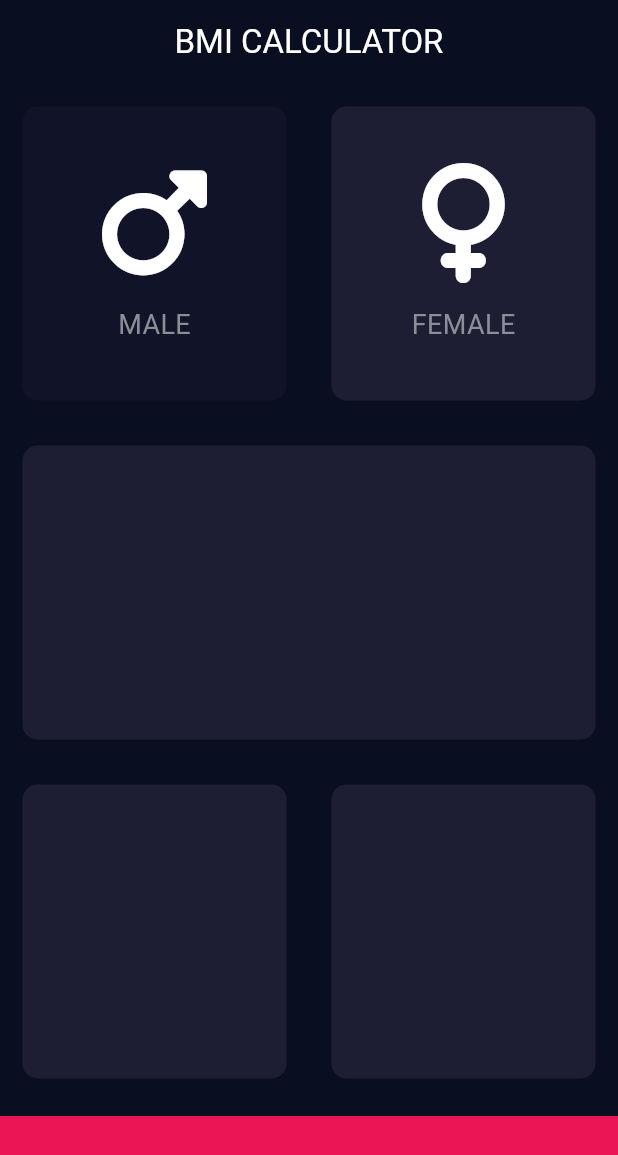
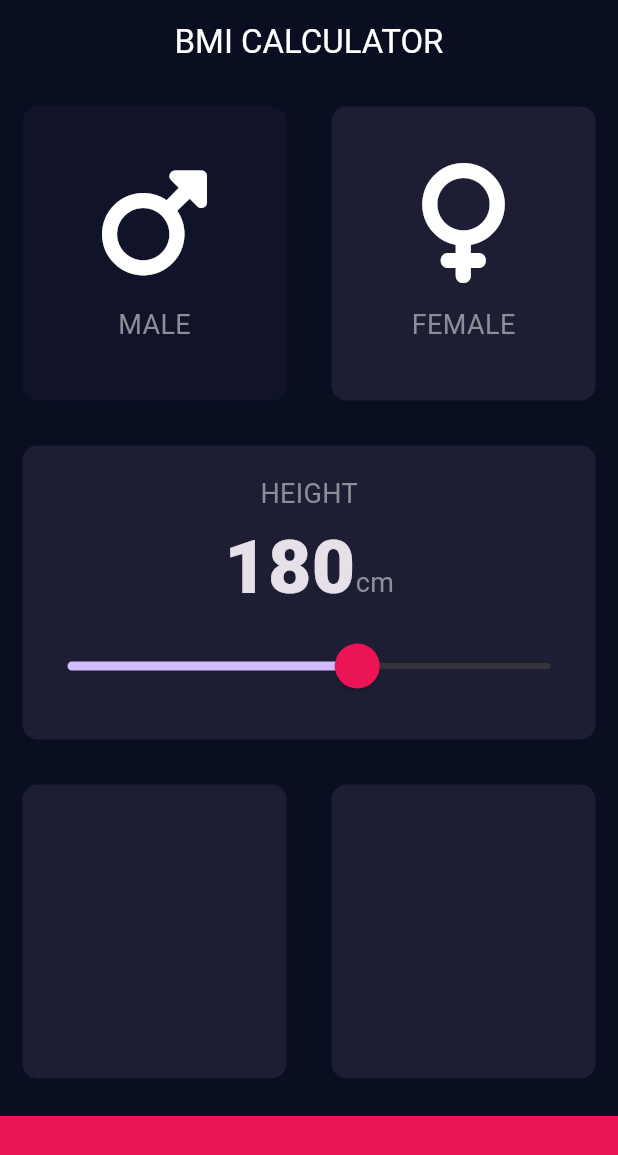
Before and after one commit to nicoleandlilli/BMI_Calculator, a Flutter app: the screen it shows after launch, on a phone screen of 412 x 824 dp. Shown: the top 1155 px of the screen. Run offline on Flutter 3.47's test engine with Material 3 defaults, Android fonts, the phone set to English and light mode, and no system bars; our stand-ins replace font_awesome_flutter.

Commit message:
自定义Slider

```diff
--- a/lib/constants.dart
+++ b/lib/constants.dart
@@ -7,7 +7,12 @@ const kActiveCardColor = Color(0xFF1D1E33);
 const kInactiveCardColor = Color(0xFF111328);
 
 
-const labelTextStyle = TextStyle(
+const kLabelTextStyle = TextStyle(
   fontSize: 18.0,
   color: Color(0xFF8D8E98),
 );
+
+const kNumberTextStyle = TextStyle(
+  fontSize: 50.0,
+  fontWeight: FontWeight.w900,
+);
--- a/lib/icon_content.dart
+++ b/lib/icon_content.dart
@@ -22,7 +22,7 @@ class IconContent extends StatelessWidget {
           height: 15.0,
         ),
         Text(label,
-          style: labelTextStyle,)
+          style: kLabelTextStyle,)
       ],
     );
   }
--- a/lib/input_page.dart
+++ b/lib/input_page.dart
@@ -4,25 +4,19 @@ import 'reusable_card.dart';
 import 'constants.dart';
 import 'package:font_awesome_flutter/font_awesome_flutter.dart';
 
-
-
-
-enum Gender{
+enum Gender {
   male,
   female,
 }
 
-class InputPage extends StatefulWidget{
-
+class InputPage extends StatefulWidget {
   @override
   _InputPageState createState() => _InputPageState();
-
 }
 
-class _InputPageState extends State<InputPage>{
-
+class _InputPageState extends State<InputPage> {
   Gender selectedGender = Gender.female;
-
+  int height = 180;
 
   @override
   Widget build(BuildContext context) {
@@ -37,57 +31,120 @@ class _InputPageState extends State<InputPage>{
                   color: Color(0xFFFFFFFF),
                 ),
               ),
-          )
-      ),
+            )),
         body: Column(
-        children:<Widget> [
-          Expanded(child: Row(
+          crossAxisAlignment: CrossAxisAlignment.stretch,
           children: <Widget>[
-              Expanded(child: ReusableCard(
-                onPress: (){
+            Expanded(
+                child: Row(
+              children: <Widget>[
+                Expanded(
+                  child: ReusableCard(
+                    onPress: () {
                       setState(() {
                         selectedGender = Gender.male;
                       });
                     },
-                color: selectedGender == Gender.male ? kActiveCardColor : kInactiveCardColor,
-                cardChild: IconContent(icon: FontAwesomeIcons.mars,label: "MALE",),
+                    color: selectedGender == Gender.male
+                        ? kActiveCardColor
+                        : kInactiveCardColor,
+                    cardChild: IconContent(
+                      icon: FontAwesomeIcons.mars,
+                      label: "MALE",
                     ),
                   ),
-              Expanded(child: ReusableCard(
-                onPress: (){
+                ),
+                Expanded(
+                  child: ReusableCard(
+                    onPress: () {
                       setState(() {
                         selectedGender = Gender.female;
                       });
                     },
-                color: selectedGender == Gender.female ? kActiveCardColor : kInactiveCardColor,
-                cardChild: IconContent(icon: FontAwesomeIcons.venus,label: "FEMALE",),
+                    color: selectedGender == Gender.female
+                        ? kActiveCardColor
+                        : kInactiveCardColor,
+                    cardChild: IconContent(
+                      icon: FontAwesomeIcons.venus,
+                      label: "FEMALE",
+                    ),
                   ),
                 ),
               ],
             )),
-          Expanded(child: ReusableCard(
-              onPress: (){
+            Expanded(
+              child: ReusableCard(
+                onPress: () {
                   setState(() {
                     selectedGender = Gender.male;
                   });
                 },
-              color: kActiveCardColor),),
-          Expanded(child: Row(
+                color: kActiveCardColor,
+                cardChild: Column(
+                  mainAxisAlignment: MainAxisAlignment.center,
+                  children: <Widget>[
+                    Text('HEIGHT',
+                    style: kLabelTextStyle,),
+                    Row(
+                      mainAxisAlignment: MainAxisAlignment.center,
+                      crossAxisAlignment: CrossAxisAlignment.baseline,
+                      textBaseline: TextBaseline.alphabetic,
+                      children: <Widget>[
+                        Text(
+                          height.toString(),
+                          style: kNumberTextStyle,
+                          ),
+                        Text(
+                          'cm',
+                          style: kLabelTextStyle,
+                        ),
+                      ],
+                    ),
+                    SliderTheme(
+                        data: SliderTheme.of(context).copyWith(
+                          activeTickMarkColor: Colors.white,
+                          inactiveTickMarkColor: Color(0xFF8D8E98),
+                          thumbColor: Color(0xFFEB1555),
+                          overlayColor: Color(0x29EB1555),
+                          thumbShape: RoundSliderThumbShape(enabledThumbRadius: 15.0),
+                          overlayShape: RoundSliderOverlayShape(overlayRadius: 30.0),
+                        ),
+                        child: Slider(value: height.toDouble(),
+                            min: 120.0,
+                            max: 220.0,
+                            onChanged: (double newValue){
+                              setState(() {
+                                height = newValue.round();
+                              });
+                            }
+                        ),
+                    ),
+
+                  ],
+                ),
+              ),
+            ),
+            Expanded(
+                child: Row(
               children: [
-              Expanded(child: ReusableCard(
-                  onPress: (){
+                Expanded(
+                  child: ReusableCard(
+                      onPress: () {
                         setState(() {
                           selectedGender = Gender.male;
                         });
                       },
-                  color: kActiveCardColor),),
-              Expanded(child: ReusableCard(
-                  onPress: (){
+                      color: kActiveCardColor),
+                ),
+                Expanded(
+                  child: ReusableCard(
+                      onPress: () {
                         setState(() {
                           selectedGender = Gender.male;
                         });
                       },
-                  color: kActiveCardColor),),
+                      color: kActiveCardColor),
+                ),
               ],
             )),
             Container(
@@ -97,10 +154,6 @@ class _InputPageState extends State<InputPage>{
               height: kBottomContainerHeight,
             )
           ],
-      )
-
-    );
+        ));
   }
-
-
 }
```
Lines whose indentation alone changed are shown as unchanged.
